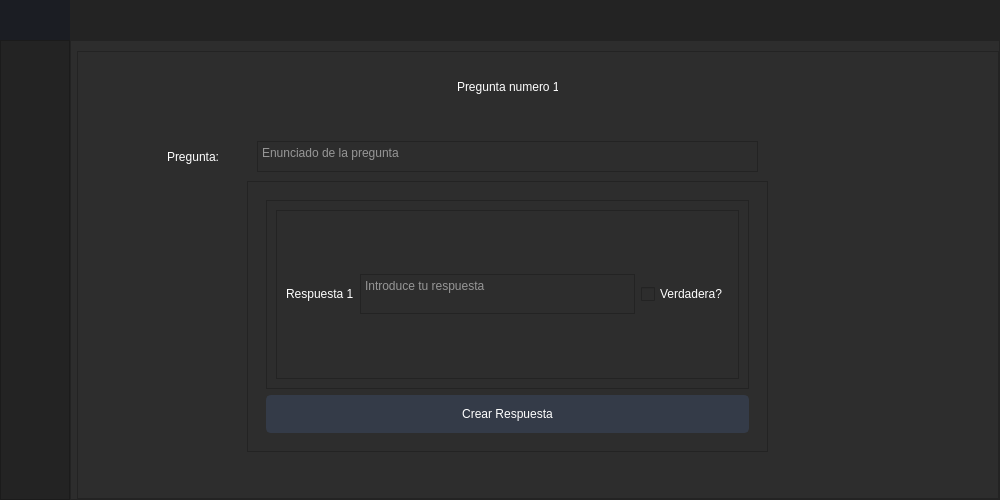
This is UI/mainWindow.ui in Jowy43/EzTestGenerator as Qt 5 draws it before an edit. The edited form follows.
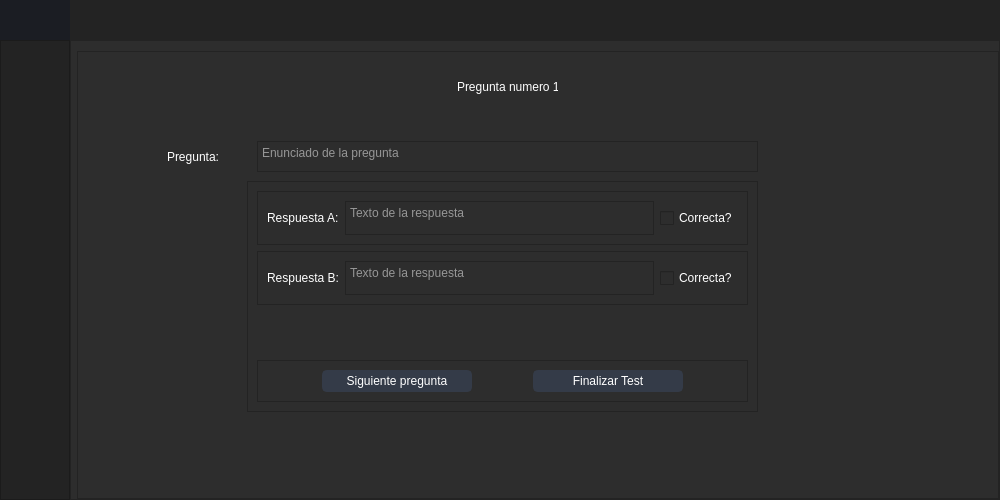
This is the edited form. Icons and pictures are not drawn.

Commit message: ya se insertan preguntas

Patch:
```diff
--- a/UI/mainWindow.ui
+++ b/UI/mainWindow.ui
@@ -803,8 +803,8 @@
                       <rect>
                        <x>170</x>
                        <y>130</y>
-                       <width>521</width>
-                       <height>271</height>
+                       <width>511</width>
+                       <height>231</height>
                       </rect>
                      </property>
                      <property name="sizePolicy">
@@ -827,107 +827,139 @@
                      </property>
                      <layout class="QVBoxLayout" name="verticalLayout_10">
                       <item>
-                       <widget class="QStackedWidget" name="pages_Respuestas">
-                        <property name="currentIndex">
-                         <number>0</number>
+                       <widget class="QFrame" name="frame_6">
+                        <property name="maximumSize">
+                         <size>
+                          <width>16777215</width>
+                          <height>54</height>
+                         </size>
                         </property>
-                        <widget class="QWidget" name="page_Respuestas">
-                         <layout class="QVBoxLayout" name="verticalLayout_12">
-                          <item>
-                           <widget class="QScrollArea" name="scrollArea">
-                            <property name="maximumSize">
-                             <size>
-                              <width>16777215</width>
-                              <height>189</height>
-                             </size>
-                            </property>
-                            <property name="widgetResizable">
-                             <bool>true</bool>
-                            </property>
-                            <widget class="QWidget" name="scrollArea_respuestas">
-                             <property name="geometry">
-                              <rect>
-                               <x>0</x>
-                               <y>0</y>
-                               <width>481</width>
-                               <height>187</height>
-                              </rect>
-                             </property>
-                             <layout class="QVBoxLayout" name="verticalLayout_11">
-                              <item>
-                               <widget class="QFrame" name="frame_Respuestas">
-                                <property name="frameShape">
-                                 <enum>QFrame::StyledPanel</enum>
-                                </property>
-                                <property name="frameShadow">
-                                 <enum>QFrame::Raised</enum>
-                                </property>
-                                <layout class="QHBoxLayout" name="horizontalLayout_8">
-                                 <item>
-                                  <widget class="QLabel" name="label_respuesta">
-                                   <property name="maximumSize">
-                                    <size>
-                                     <width>100</width>
-                                     <height>30</height>
-                                    </size>
-                                   </property>
-                                   <property name="styleSheet">
-                                    <string notr="true">color: rgb(255, 255, 255);</string>
-                                   </property>
-                                   <property name="text">
-                                    <string>Respuesta 1</string>
-                                   </property>
-                                  </widget>
-                                 </item>
-                                 <item>
-                                  <widget class="QTextEdit" name="textEdit_respuesta">
-                                   <property name="maximumSize">
-                                    <size>
-                                     <width>350</width>
-                                     <height>40</height>
-                                    </size>
-                                   </property>
-                                   <property name="styleSheet">
-                                    <string notr="true">color: rgb(255, 255, 255);</string>
-                                   </property>
-                                   <property name="placeholderText">
-                                    <string>Introduce tu respuesta</string>
-                                   </property>
-                                  </widget>
-                                 </item>
-                                 <item>
-                                  <widget class="QCheckBox" name="ch_verdadera">
-                                   <property name="styleSheet">
-                                    <string notr="true">color: rgb(255, 255, 255);</string>
-                                   </property>
-                                   <property name="text">
-                                    <string>Verdadera?</string>
-                                   </property>
-                                  </widget>
-                                 </item>
-                                </layout>
-                               </widget>
-                              </item>
-                             </layout>
-                            </widget>
-                           </widget>
-                          </item>
-                          <item>
-                           <widget class="QPushButton" name="btn_siguienteRespuesta">
-                            <property name="sizePolicy">
-                             <sizepolicy hsizetype="Minimum" vsizetype="Fixed">
-                              <horstretch>0</horstretch>
-                              <verstretch>0</verstretch>
-                             </sizepolicy>
-                            </property>
-                            <property name="maximumSize">
-                             <size>
-                              <width>50000</width>
-                              <height>72</height>
-                             </size>
-                            </property>
-                            <property name="styleSheet">
-                             <string notr="true">QPushButton {
+                        <property name="frameShape">
+                         <enum>QFrame::StyledPanel</enum>
+                        </property>
+                        <property name="frameShadow">
+                         <enum>QFrame::Raised</enum>
+                        </property>
+                        <layout class="QHBoxLayout" name="horizontalLayout_7">
+                         <item>
+                          <widget class="QLabel" name="label_resA">
+                           <property name="styleSheet">
+                            <string notr="true">color: rgb(255, 255, 255);</string>
+                           </property>
+                           <property name="text">
+                            <string>Respuesta A:</string>
+                           </property>
+                          </widget>
+                         </item>
+                         <item>
+                          <widget class="QTextEdit" name="textEdit_resA">
+                           <property name="styleSheet">
+                            <string notr="true">color: rgb(255, 255, 255);</string>
+                           </property>
+                           <property name="placeholderText">
+                            <string>Texto de la respuesta</string>
+                           </property>
+                          </widget>
+                         </item>
+                         <item>
+                          <widget class="QCheckBox" name="checkBox_resA">
+                           <property name="styleSheet">
+                            <string notr="true">color: rgb(255, 255, 255);</string>
+                           </property>
+                           <property name="text">
+                            <string>Correcta?</string>
+                           </property>
+                          </widget>
+                         </item>
+                        </layout>
+                       </widget>
+                      </item>
+                      <item>
+                       <widget class="QFrame" name="frame_7">
+                        <property name="maximumSize">
+                         <size>
+                          <width>16777215</width>
+                          <height>54</height>
+                         </size>
+                        </property>
+                        <property name="frameShape">
+                         <enum>QFrame::StyledPanel</enum>
+                        </property>
+                        <property name="frameShadow">
+                         <enum>QFrame::Raised</enum>
+                        </property>
+                        <layout class="QHBoxLayout" name="horizontalLayout_8">
+                         <item>
+                          <widget class="QLabel" name="label_resB">
+                           <property name="styleSheet">
+                            <string notr="true">color: rgb(255, 255, 255);</string>
+                           </property>
+                           <property name="text">
+                            <string>Respuesta B:</string>
+                           </property>
+                          </widget>
+                         </item>
+                         <item>
+                          <widget class="QTextEdit" name="textEdit_resB">
+                           <property name="styleSheet">
+                            <string notr="true">color: rgb(255, 255, 255);</string>
+                           </property>
+                           <property name="placeholderText">
+                            <string>Texto de la respuesta</string>
+                           </property>
+                          </widget>
+                         </item>
+                         <item>
+                          <widget class="QCheckBox" name="checkBox_resB">
+                           <property name="styleSheet">
+                            <string notr="true">color: rgb(255, 255, 255);</string>
+                           </property>
+                           <property name="text">
+                            <string>Correcta?</string>
+                           </property>
+                          </widget>
+                         </item>
+                        </layout>
+                       </widget>
+                      </item>
+                      <item>
+                       <widget class="QLabel" name="label_preguntaError">
+                        <property name="styleSheet">
+                         <string notr="true">color: rgb(255, 255, 255);</string>
+                        </property>
+                        <property name="text">
+                         <string/>
+                        </property>
+                        <property name="alignment">
+                         <set>Qt::AlignCenter</set>
+                        </property>
+                       </widget>
+                      </item>
+                      <item>
+                       <widget class="QFrame" name="frame_8">
+                        <property name="frameShape">
+                         <enum>QFrame::StyledPanel</enum>
+                        </property>
+                        <property name="frameShadow">
+                         <enum>QFrame::Raised</enum>
+                        </property>
+                        <layout class="QHBoxLayout" name="horizontalLayout_9">
+                         <item>
+                          <widget class="QPushButton" name="btn_siguientePregunta">
+                           <property name="sizePolicy">
+                            <sizepolicy hsizetype="Minimum" vsizetype="Fixed">
+                             <horstretch>0</horstretch>
+                             <verstretch>0</verstretch>
+                            </sizepolicy>
+                           </property>
+                           <property name="maximumSize">
+                            <size>
+                             <width>150</width>
+                             <height>30</height>
+                            </size>
+                           </property>
+                           <property name="styleSheet">
+                            <string notr="true">QPushButton {
 	
 	color: rgb(255, 255, 255);
 	border: 2px solid rgb(52, 59, 72);
@@ -942,67 +974,28 @@
 	background-color: rgb(35, 40, 49);
 	border: 2px solid rgb(43, 50, 61);
 }</string>
-                            </property>
-                            <property name="text">
-                             <string>Crear Respuesta</string>
-                            </property>
-                           </widget>
-                          </item>
-                         </layout>
-                        </widget>
-                        <widget class="QWidget" name="page_Num_Res">
-                         <widget class="QLabel" name="label_numRes">
-                          <property name="geometry">
-                           <rect>
-                            <x>80</x>
-                            <y>60</y>
-                            <width>151</width>
-                            <height>41</height>
-                           </rect>
-                          </property>
-                          <property name="styleSheet">
-                           <string notr="true">color: rgb(255, 255, 255);</string>
-                          </property>
-                          <property name="text">
-                           <string>Número de respuestas</string>
-                          </property>
-                         </widget>
-                         <widget class="QSpinBox" name="spinBox_numRes">
-                          <property name="geometry">
-                           <rect>
-                            <x>300</x>
-                            <y>60</y>
-                            <width>111</width>
-                            <height>41</height>
-                           </rect>
-                          </property>
-                          <property name="styleSheet">
-                           <string notr="true">color: rgb(255, 255, 255);</string>
-                          </property>
-                         </widget>
-                         <widget class="QPushButton" name="btn_crearRespuesta">
-                          <property name="geometry">
-                           <rect>
-                            <x>180</x>
-                            <y>190</y>
-                            <width>150</width>
-                            <height>30</height>
-                           </rect>
-                          </property>
-                          <property name="sizePolicy">
-                           <sizepolicy hsizetype="Minimum" vsizetype="Fixed">
-                            <horstretch>0</horstretch>
-                            <verstretch>0</verstretch>
-                           </sizepolicy>
-                          </property>
-                          <property name="maximumSize">
-                           <size>
-                            <width>150</width>
-                            <height>30</height>
-                           </size>
-                          </property>
-                          <property name="styleSheet">
-                           <string notr="true">QPushButton {
+                           </property>
+                           <property name="text">
+                            <string>Siguiente pregunta</string>
+                           </property>
+                          </widget>
+                         </item>
+                         <item>
+                          <widget class="QPushButton" name="btn_finalizarTest">
+                           <property name="sizePolicy">
+                            <sizepolicy hsizetype="Minimum" vsizetype="Fixed">
+                             <horstretch>0</horstretch>
+                             <verstretch>0</verstretch>
+                            </sizepolicy>
+                           </property>
+                           <property name="maximumSize">
+                            <size>
+                             <width>150</width>
+                             <height>30</height>
+                            </size>
+                           </property>
+                           <property name="styleSheet">
+                            <string notr="true">QPushButton {
 	
 	color: rgb(255, 255, 255);
 	border: 2px solid rgb(52, 59, 72);
@@ -1017,52 +1010,13 @@
 	background-color: rgb(35, 40, 49);
 	border: 2px solid rgb(43, 50, 61);
 }</string>
-                          </property>
-                          <property name="text">
-                           <string>Generar Respuestas</string>
-                          </property>
-                         </widget>
-                         <widget class="QLabel" name="label_preguntaError">
-                          <property name="geometry">
-                           <rect>
-                            <x>110</x>
-                            <y>130</y>
-                            <width>298</width>
-                            <height>25</height>
-                           </rect>
-                          </property>
-                          <property name="sizePolicy">
-                           <sizepolicy hsizetype="Preferred" vsizetype="Preferred">
-                            <horstretch>0</horstretch>
-                            <verstretch>0</verstretch>
-                           </sizepolicy>
-                          </property>
-                          <property name="maximumSize">
-                           <size>
-                            <width>5000</width>
-                            <height>25</height>
-                           </size>
-                          </property>
-                          <property name="layoutDirection">
-                           <enum>Qt::LeftToRight</enum>
-                          </property>
-                          <property name="styleSheet">
-                           <string notr="true">color: rgb(255, 255, 255);</string>
-                          </property>
-                          <property name="lineWidth">
-                           <number>1</number>
-                          </property>
-                          <property name="text">
-                           <string/>
-                          </property>
-                          <property name="scaledContents">
-                           <bool>false</bool>
-                          </property>
-                          <property name="alignment">
-                           <set>Qt::AlignCenter</set>
-                          </property>
-                         </widget>
-                        </widget>
+                           </property>
+                           <property name="text">
+                            <string>Finalizar Test</string>
+                           </property>
+                          </widget>
+                         </item>
+                        </layout>
                        </widget>
                       </item>
                      </layout>
```
The commit also changes 16 other files.
